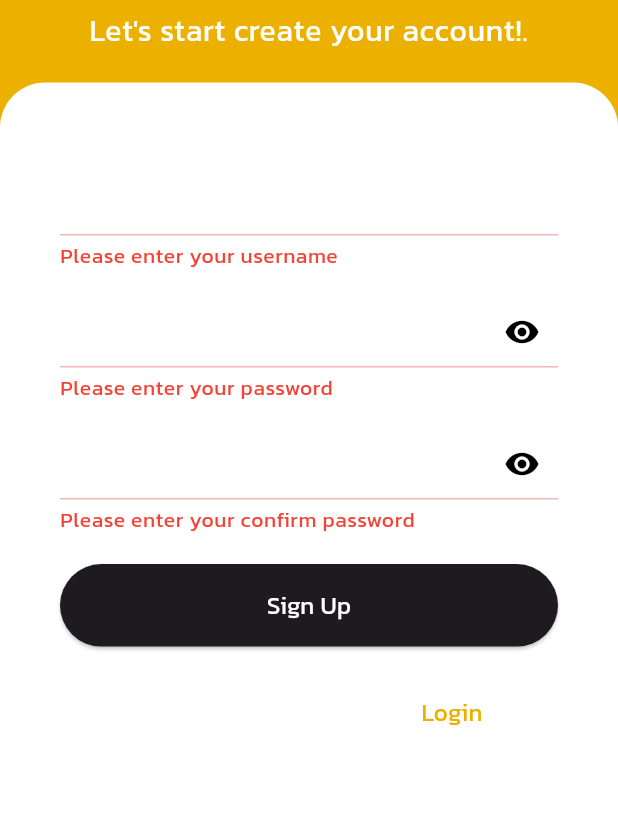
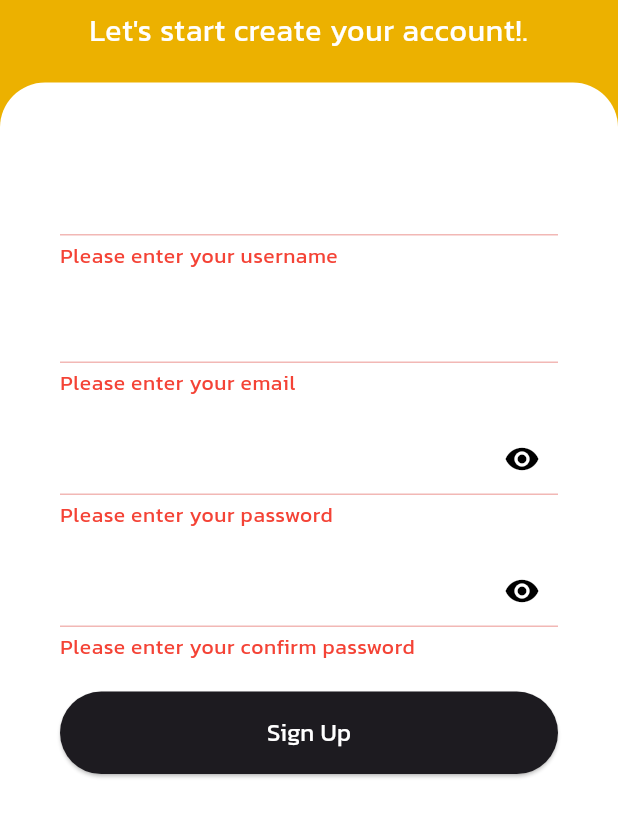
Before and after one commit to CS342-Mobile-Application/Campfin, a Flutter app: the screen it shows after launch, after a tap on "Sign Up", on a phone screen of 412 x 824 dp, the part 412-1236 px from its top. Run offline on Flutter 3.47's test engine with Material 3 defaults, Android fonts, the phone set to English and light mode, and no system bars; our stand-ins replace dio, get; missing offline and left inert: flutter_web_auth; network calls fail.

Commit message:
Integrate register with api , edit login function

```diff
--- a/lib/main.dart
+++ b/lib/main.dart
@@ -108,6 +108,10 @@
             ),
           )),
       defaultTransition: Transition.fadeIn,
+      key: Get.key,
+      useInheritedMediaQuery: true,
+      debugShowCheckedModeBanner: false,
+      smartManagement: SmartManagement.full,
       getPages: [
         GetPage(
             name: '/register',
--- a/lib/screens/register.dart
+++ b/lib/screens/register.dart
@@ -1,6 +1,6 @@
 import 'package:flutter/material.dart';
 import 'package:get/get.dart';
-import 'package:mobile_campfin/screens/login.dart';
+import 'package:mobile_campfin/data/client/dio_client.dart';
 
 class Register extends StatefulWidget {
   const Register({super.key});
@@ -13,9 +13,12 @@ class _RegisterState extends State<Register> {
   bool _isObscured = true;
   final _formKey = GlobalKey<FormState>();
   final TextEditingController _usernameController = TextEditingController();
+  final TextEditingController _emailController = TextEditingController();
   final TextEditingController _passwordController = TextEditingController();
   final TextEditingController _confirmPasswordController =
       TextEditingController();
+  final dio = DioClient();
+
   @override
   Widget build(BuildContext context) {
     return Scaffold(
@@ -72,6 +75,34 @@ class _RegisterState extends State<Register> {
                                         color: Colors.red,
                                       ),
                                   labelText: 'Username',
+                                  labelStyle:
+                                      Theme.of(context).textTheme.bodyMedium,
+                                  border: const UnderlineInputBorder(
+                                    borderSide: BorderSide(
+                                      color: Colors.black,
+                                    ),
+                                  ),
+                                ),
+                              ),
+                              TextFormField(
+                                controller: _emailController,
+                                validator: (value) {
+                                  if (value == null || value.isEmpty) {
+                                    return 'Please enter your email';
+                                  }
+                                  if (!GetUtils.isEmail(value)) {
+                                    return 'Please enter a valid email';
+                                  }
+                                  return null;
+                                },
+                                decoration: InputDecoration(
+                                  errorStyle: Theme.of(context)
+                                      .textTheme
+                                      .bodySmall
+                                      ?.copyWith(
+                                        color: Colors.red,
+                                      ),
+                                  labelText: 'Email',
                                   labelStyle:
                                       Theme.of(context).textTheme.bodyMedium,
                                   border: const UnderlineInputBorder(
@@ -177,10 +208,10 @@ class _RegisterState extends State<Register> {
                               ),
                               const SizedBox(height: 20),
                               ElevatedButton(
-                                onPressed: () {
+                                onPressed: () async {
                                   if (_formKey.currentState!.validate()) {
-                                    Get.to(const Login(),
-                                        transition: Transition.leftToRight);
+                                    await _register();
+                                    Get.rootDelegate.offNamed('/login');
                                   }
                                 },
                                 style: ElevatedButton.styleFrom(
@@ -210,7 +241,7 @@ class _RegisterState extends State<Register> {
                           ),
                           TextButton(
                             onPressed: () {
-                              Get.offNamed('/login');
+                              Get.rootDelegate.offNamed('/login');
                             },
                             child: Text(
                               'Login',
@@ -232,4 +263,13 @@ class _RegisterState extends State<Register> {
           ),
         ));
   }
+
+  Future<void> _register() async {
+    final data = await dio.register({
+      'username': _usernameController.text,
+      'email': _emailController.text,
+      'password': _passwordController.text,
+    });
+    print("Register: $data");
+  }
 }
```
Also changed, not shown: lib/screens/login.dart (+17 -22 lines).
